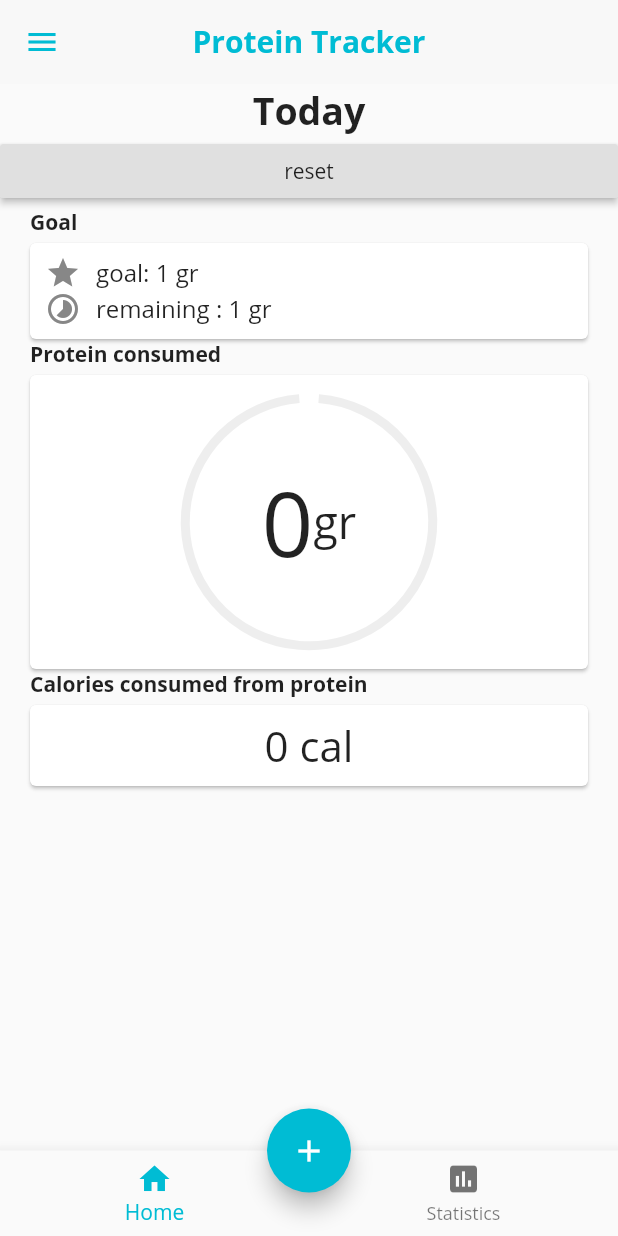
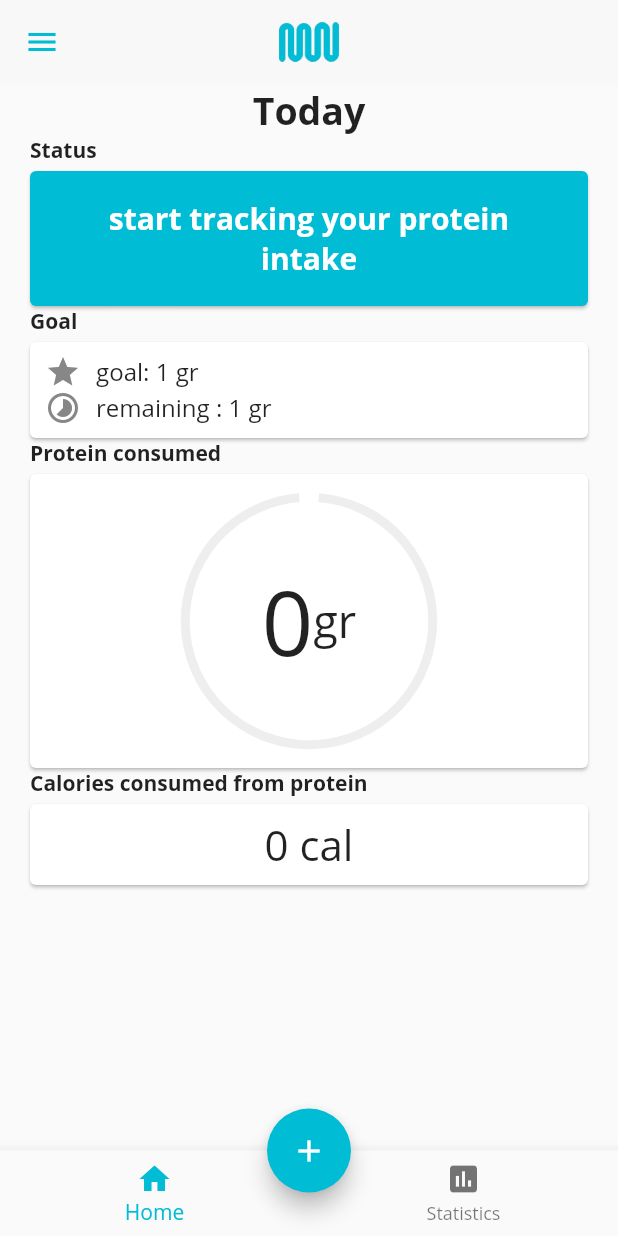
Before and after one commit to kevinrmendez/protein_tracker, a Flutter app: the screen it shows after launch, on a phone screen of 412 x 824 dp. Run offline on Flutter 3.47's test engine with Material 2 defaults, Android fonts, the phone set to English and light mode, and no system bars; drawn by our look-alikes of step_progress_indicator; our stand-ins replace charts_flutter, rxdart, shared_preferences, sqflite; accounts and stored records are empty.

Commit message:
icon added and layout change

```diff
--- a/lib/StatisticsScreen.dart
+++ b/lib/StatisticsScreen.dart
@@ -36,6 +36,9 @@ class StatisticsScreen extends StatelessWidget {
             Text(
               "$data",
               style: TextStyle(fontSize: 30, fontWeight: FontWeight.bold),
+            ),
+            SizedBox(
+              width: 5,
             ),
             Text(
               measurement,
--- a/lib/homeScreen.dart
+++ b/lib/homeScreen.dart
@@ -28,14 +28,15 @@ class _MyHomePageState extends State<HomeScreen> {
             style: AppFontStyle.title,
           ),
 
-          RaisedButton(
-            child: Text("reset"),
-            onPressed: () {
-              print('reset');
-              resetState();
-            },
-          ),
-          // MotivationalText(),
+          // RaisedButton(
+          //   child: Text("reset"),
+          //   onPressed: () {
+          //     print('reset');
+          //     resetState();
+          //   },
+          // ),
+
+          MotivationalText(),
           DailyStatus(),
           ProgressIndicator(),
           ConsumedCalories(),
--- a/lib/main.dart
+++ b/lib/main.dart
@@ -88,7 +88,7 @@ class _AppState extends State<App> {
     ]);
     return Scaffold(
       drawer: AppDrawer(),
-      appBar: WidgetUtils.appBar('Protein Tracker'),
+      appBar: WidgetUtils.appBar(),
       body: _activities[_selectedIndex],
       floatingActionButton: new FloatingActionButton(
         backgroundColor: PrimaryColor,
--- a/lib/utils/widgetUtils.dart
+++ b/lib/utils/widgetUtils.dart
@@ -97,19 +97,16 @@ class WidgetUtils {
     );
   }
 
-  static AppBar appBar(String title, {Widget leading}) {
+  static AppBar appBar() {
     return AppBar(
       centerTitle: true,
       backgroundColor: LightGreyColor,
       iconTheme: new IconThemeData(color: PrimaryColor),
       elevation: 0.0,
-      leading: leading,
-      title:
-          // Icon(Icons.delete),
-          Text(
-        title,
-        textAlign: TextAlign.center,
-        style: TextStyle(color: PrimaryColor, fontWeight: FontWeight.bold),
+      title: Image.asset(
+        'assets/protein-tracker-icon-150.png',
+        width: 40,
+        height: 40,
       ),
     );
   }
--- a/pubspec.yaml
+++ b/pubspec.yaml
@@ -48,6 +48,7 @@ flutter:
   # To add assets to your application, add an assets section, like this:
   assets:
     - assets/drawer-header.jpg
+    - assets/protein-tracker-icon-150.png
   #  - images/a_dot_ham.jpeg
   # An image asset can refer to one or more resolution-specific "variants", see
   # https://flutter.dev/assets-and-images/#resolution-aware.
```
Also changed, not shown: assets/protein-tracker-icon-150.png (added).
